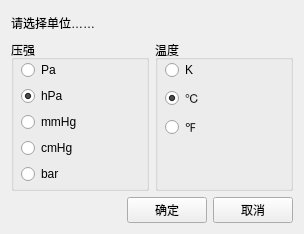
First picture: the form in 单位.ui, repository x1shang/Wetbulb-Calculator, before the edit.
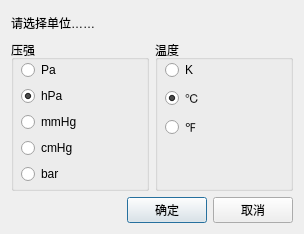
Second picture: the form after the edit.

What changed in the file:
```diff
--- a/单位.ui
+++ b/单位.ui
@@ -1,7 +1,7 @@
 <?xml version="1.0" encoding="UTF-8"?>
 <ui version="4.0">
  <class>Form</class>
- <widget class="QWidget" name="Form">
+ <widget class="QDialog" name="Dialog">
   <property name="geometry">
    <rect>
     <x>0</x>
```
